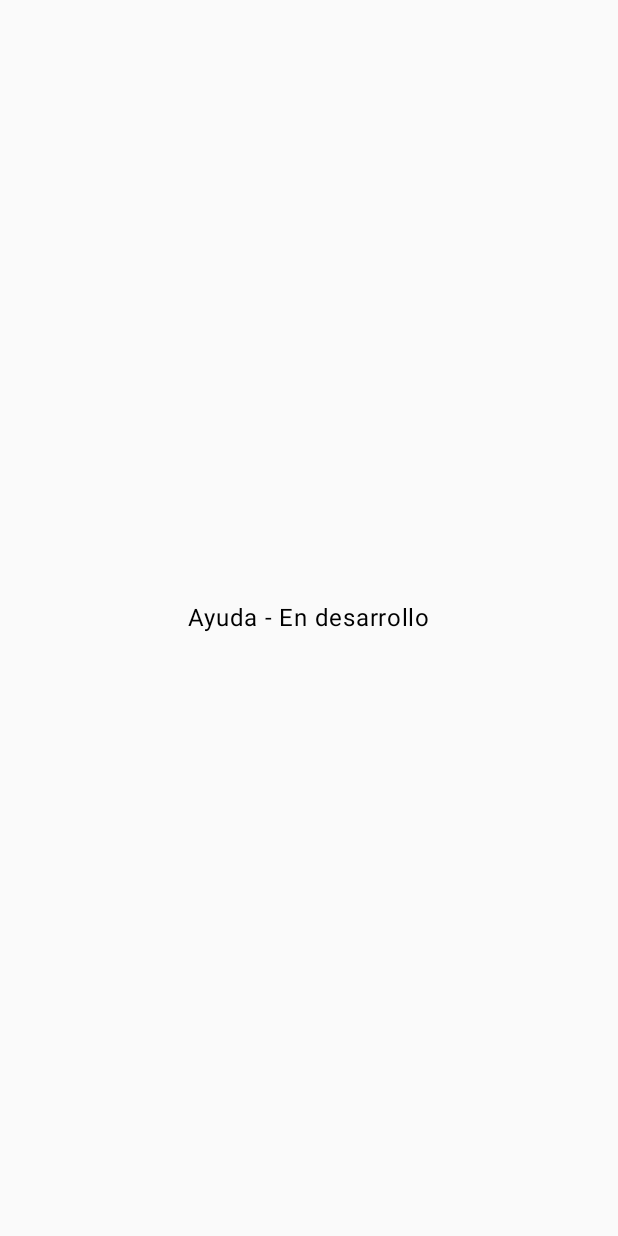
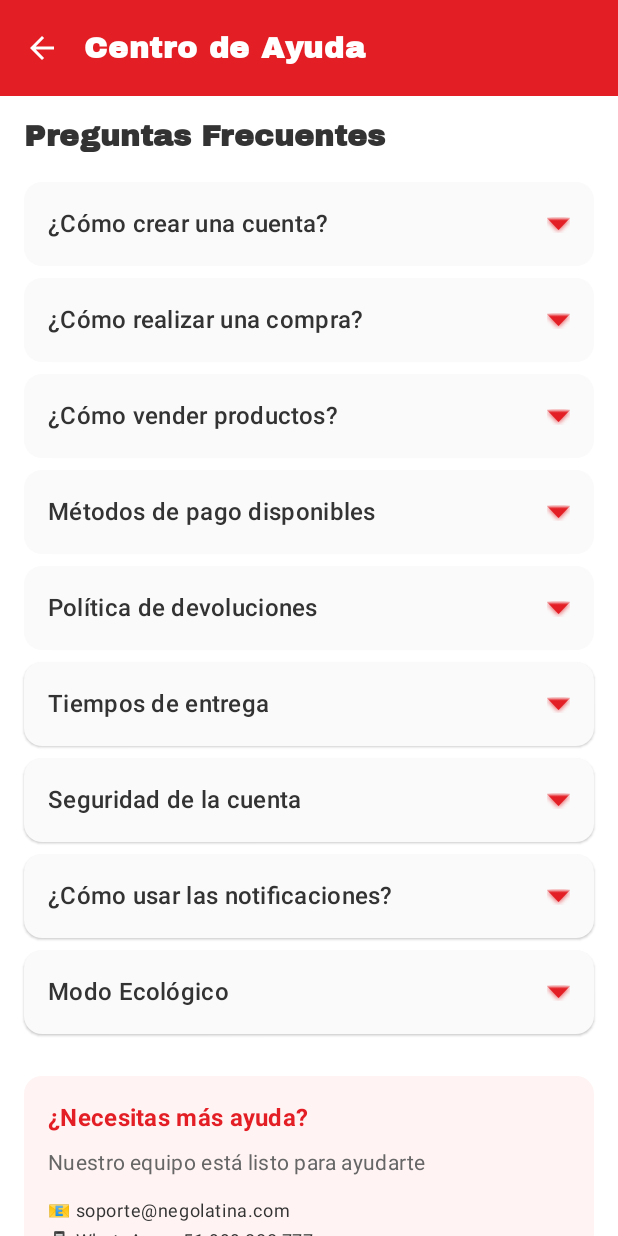
Before and after one commit to CoaquiraIdmeTaylorYampier/negolatina1, an Android app built with Jetpack Compose: the HelpScreen screen opened through its navigation route, on a phone screen of 412 x 824 dp. Before the commit the screen is almost empty. Run offline under Robolectric (Android 15) with nearby library versions, the phone set to English and light mode, and no system bars.

Commit message:
Creación de la pantalla Ayuda

```diff
--- /dev/null
+++ b/app/src/main/java/com/example/negolatina/Ayuda.kt
@@ -0,0 +1,323 @@
+package com.example.negolatina
+
+import androidx.compose.foundation.background
+import androidx.compose.foundation.clickable
+import androidx.compose.foundation.layout.*
+import androidx.compose.foundation.rememberScrollState
+import androidx.compose.foundation.shape.RoundedCornerShape
+import androidx.compose.foundation.verticalScroll
+import androidx.compose.material.icons.Icons
+import androidx.compose.material.icons.filled.ArrowBack
+import androidx.compose.material3.*
+import androidx.compose.runtime.*
+import androidx.compose.ui.Alignment
+import androidx.compose.ui.Modifier
+import androidx.compose.ui.graphics.Color
+import androidx.compose.ui.res.painterResource
+import androidx.compose.ui.text.font.FontWeight
+import androidx.compose.ui.tooling.preview.Preview
+import androidx.compose.ui.unit.dp
+import androidx.compose.ui.unit.sp
+import androidx.navigation.NavController
+import androidx.navigation.compose.rememberNavController
+import com.example.negolatina.ui.theme.NegolatinaTheme
+
+@Preview(showBackground = true, name = "Pantalla de Ayuda")
+@Composable
+fun HelpScreenPreview() {
+    NegolatinaTheme {
+        HelpScreen(navController = rememberNavController())
+    }
+}
+
+@OptIn(ExperimentalMaterial3Api::class)
+@Composable
+fun HelpScreen(navController: NavController) {
+    var expandedSection by remember { mutableStateOf<String?>(null) }
+
+    Column(
+        modifier = Modifier
+            .fillMaxSize()
+            .background(Color.White)
+    ) {
+        // TopAppBar consistente con el resto de la app
+        TopAppBar(
+            title = { Text("Centro de Ayuda", color = Color.White, fontWeight = FontWeight.Bold) },
+            navigationIcon = {
+                IconButton(onClick = { navController.popBackStack() }) {
+                    Icon(Icons.Default.ArrowBack, "Atrás", tint = Color.White)
+                }
+            },
+            colors = TopAppBarDefaults.topAppBarColors(containerColor = Color(0xFFE31E24))
+        )
+
+        // Contenido scrolleable
+        Column(
+            modifier = Modifier
+                .fillMaxSize()
+                .verticalScroll(rememberScrollState())
+                .padding(16.dp)
+        ) {
+            Text(
+                text = "Preguntas Frecuentes",
+                style = MaterialTheme.typography.titleLarge,
+                fontWeight = FontWeight.Bold,
+                color = Color(0xFF333333)
+            )
+
+            Spacer(Modifier.height(16.dp))
+
+            // Secciones de ayuda
+            HelpSection(
+                title = "¿Cómo crear una cuenta?",
+                expanded = expandedSection == "registro",
+                onClick = { expandedSection = if (expandedSection == "registro") null else "registro" }
+            ) {
+                Text(
+                    text = "1. Presiona 'Registrarse' en la pantalla de bienvenida\n" +
+                            "2. Completa tus datos personales (nombre, correo, teléfono)\n" +
+                            "3. Crea una contraseña segura\n" +
+                            "4. Acepta los términos y condiciones\n" +
+                            "5. Presiona 'Crear cuenta' para finalizar",
+                    style = MaterialTheme.typography.bodyMedium,
+                    color = Color(0xFF666666),
+                    modifier = Modifier.padding(horizontal = 16.dp, vertical = 12.dp)
+                )
+            }
+
+            HelpSection(
+                title = "¿Cómo realizar una compra?",
+                expanded = expandedSection == "compra",
+                onClick = { expandedSection = if (expandedSection == "compra") null else "compra" }
+            ) {
+                Text(
+                    text = "1. Navega por las categorías o busca productos\n" +
+                            "2. Selecciona el producto que deseas\n" +
+                            "3. Ajusta la cantidad y presiona 'Agregar al carrito'\n" +
+                            "4. Ve al carrito de compras usando el ícono en la parte superior\n" +
+                            "5. Revisa tu pedido y presiona 'Proceder al pago'\n" +
+                            "6. Completa los datos de envío y pago\n" +
+                            "7. Confirma tu orden",
+                    style = MaterialTheme.typography.bodyMedium,
+                    color = Color(0xFF666666),
+                    modifier = Modifier.padding(horizontal = 16.dp, vertical = 12.dp)
+                )
+            }
+
+            HelpSection(
+                title = "¿Cómo vender productos?",
+                expanded = expandedSection == "vender",
+                onClick = { expandedSection = if (expandedSection == "vender") null else "vender" }
+            ) {
+                Text(
+                    text = "1. Crea una cuenta de vendedor o administrador\n" +
+                            "2. Ve a la sección 'Vender' desde el menú\n" +
+                            "3. Completa la información del producto (nombre, descripción, precio)\n" +
+                            "4. Sube fotos de calidad del producto\n" +
+                            "5. Selecciona la categoría apropiada\n" +
+                            "6. Publica tu producto\n" +
+                            "7. Gestiona tus ventas desde 'Mi cuenta Admin'",
+                    style = MaterialTheme.typography.bodyMedium,
+                    color = Color(0xFF666666),
+                    modifier = Modifier.padding(horizontal = 16.dp, vertical = 12.dp)
+                )
+            }
+
+            HelpSection(
+                title = "Métodos de pago disponibles",
+                expanded = expandedSection == "pago",
+                onClick = { expandedSection = if (expandedSection == "pago") null else "pago" }
+            ) {
+                Text(
+                    text = "Aceptamos los siguientes métodos de pago:\n\n" +
+                            "• Tarjetas de crédito y débito (Visa, Mastercard)\n" +
+                            "• Transferencia bancaria\n" +
+                            "• Pago contra entrega\n" +
+                            "• Billeteras digitales (Yape, Plin)\n\n" +
+                            "Todos los pagos son procesados de forma segura y encriptada.",
+                    style = MaterialTheme.typography.bodyMedium,
+                    color = Color(0xFF666666),
+                    modifier = Modifier.padding(horizontal = 16.dp, vertical = 12.dp)
+                )
+            }
+
+            HelpSection(
+                title = "Política de devoluciones",
+                expanded = expandedSection == "devoluciones",
+                onClick = { expandedSection = if (expandedSection == "devoluciones") null else "devoluciones" }
+            ) {
+                Text(
+                    text = "Tienes 7 días para solicitar una devolución desde la fecha de entrega.\n\n" +
+                            "Requisitos:\n" +
+                            "• El producto debe estar en su empaque original\n" +
+                            "• No debe estar usado o dañado\n" +
+                            "• Conservar el comprobante de compra\n\n" +
+                            "Para iniciar una devolución, contacta con nuestro servicio al cliente desde la sección 'Mis compras'.",
+                    style = MaterialTheme.typography.bodyMedium,
+                    color = Color(0xFF666666),
+                    modifier = Modifier.padding(horizontal = 16.dp, vertical = 12.dp)
+                )
+            }
+
+            HelpSection(
+                title = "Tiempos de entrega",
+                expanded = expandedSection == "entrega",
+                onClick = { expandedSection = if (expandedSection == "entrega") null else "entrega" }
+            ) {
+                Text(
+                    text = "Los tiempos de entrega varían según tu ubicación:\n\n" +
+                            "• Zona urbana (Lima): 1-3 días hábiles\n" +
+                            "• Zona suburbana: 3-5 días hábiles\n" +
+                            "• Zona rural o provincias: 5-7 días hábiles\n\n" +
+                            "Recibirás notificaciones sobre el estado de tu pedido en la sección 'Notificaciones'.",
+                    style = MaterialTheme.typography.bodyMedium,
+                    color = Color(0xFF666666),
+                    modifier = Modifier.padding(horizontal = 16.dp, vertical = 12.dp)
+                )
+            }
+
+            HelpSection(
+                title = "Seguridad de la cuenta",
+                expanded = expandedSection == "seguridad",
+                onClick = { expandedSection = if (expandedSection == "seguridad") null else "seguridad" }
+            ) {
+                Text(
+                    text = "Recomendaciones de seguridad:\n\n" +
+                            "• Usa una contraseña única y segura\n" +
+                            "• No compartas tus credenciales con nadie\n" +
+                            "• Cierra sesión en dispositivos compartidos\n" +
+                            "• Revisa regularmente tu historial de compras\n" +
+                            "• Verifica que los correos sean oficiales de Negolatina\n\n" +
+                            "Si sospechas actividad no autorizada, cambia tu contraseña inmediatamente y contacta con soporte.",
+                    style = MaterialTheme.typography.bodyMedium,
+                    color = Color(0xFF666666),
+                    modifier = Modifier.padding(horizontal = 16.dp, vertical = 12.dp)
+                )
+            }
+
+            HelpSection(
+                title = "¿Cómo usar las notificaciones?",
+                expanded = expandedSection == "notificaciones",
+                onClick = { expandedSection = if (expandedSection == "notificaciones") null else "notificaciones" }
+            ) {
+                Text(
+                    text = "Las notificaciones te mantienen informado sobre:\n\n" +
+                            "• Estado de tus pedidos\n" +
+                            "• Ofertas y descuentos especiales\n" +
+                            "• Nuevos productos en tus categorías favoritas\n" +
+                            "• Mensajes de vendedores\n\n" +
+                            "Accede a tus notificaciones desde el menú principal o la campana en la parte superior.",
+                    style = MaterialTheme.typography.bodyMedium,
+                    color = Color(0xFF666666),
+                    modifier = Modifier.padding(horizontal = 16.dp, vertical = 12.dp)
+                )
+            }
+
+            HelpSection(
+                title = "Modo Ecológico",
+                expanded = expandedSection == "eco",
+                onClick = { expandedSection = if (expandedSection == "eco") null else "eco" }
+            ) {
+                Text(
+                    text = "El Modo Ecológico te ayuda a:\n\n" +
+                            "• Identificar productos con empaques sostenibles\n" +
+                            "• Encontrar opciones de bajo impacto ambiental\n" +
+                            "• Apoyar a vendedores con prácticas ecológicas\n" +
+                            "• Reducir la huella de carbono en tus compras\n\n" +
+                            "Activa el Modo Ecológico desde el menú principal para ver productos certificados.",
+                    style = MaterialTheme.typography.bodyMedium,
+                    color = Color(0xFF666666),
+                    modifier = Modifier.padding(horizontal = 16.dp, vertical = 12.dp)
+                )
+            }
+
+            Spacer(Modifier.height(24.dp))
+
+            // Card de contacto con el estilo de la app
+            Card(
+                modifier = Modifier.fillMaxWidth(),
+                shape = RoundedCornerShape(12.dp),
+                colors = CardDefaults.cardColors(containerColor = Color(0xFFFFF3F3))
+            ) {
+                Column(
+                    modifier = Modifier.padding(16.dp)
+                ) {
+                    Text(
+                        text = "¿Necesitas más ayuda?",
+                        style = MaterialTheme.typography.titleMedium,
+                        fontWeight = FontWeight.Bold,
+                        color = Color(0xFFE31E24)
+                    )
+                    Spacer(Modifier.height(8.dp))
+                    Text(
+                        text = "Nuestro equipo está listo para ayudarte",
+                        style = MaterialTheme.typography.bodyMedium,
+                        color = Color(0xFF666666)
+                    )
+                    Spacer(Modifier.height(12.dp))
+                    Text(
+                        text = "📧 soporte@negolatina.com\n" +
+                                "📱 WhatsApp: +51 999 888 777\n" +
+                                "⏰ Lun-Vie: 9:00 AM - 6:00 PM\n" +
+                                "⏰ Sáb: 9:00 AM - 1:00 PM",
+                        style = MaterialTheme.typography.bodySmall,
+                        color = Color(0xFF333333),
+                        lineHeight = 20.sp
+                    )
+                }
+            }
+
+            Spacer(Modifier.height(24.dp))
+        }
+    }
+}
+
+@Composable
+fun HelpSection(
+    title: String,
+    expanded: Boolean,
+    onClick: () -> Unit,
+    content: @Composable () -> Unit
+) {
+    Card(
+        modifier = Modifier
+            .fillMaxWidth()
+            .padding(vertical = 4.dp)
+            .clickable(onClick = onClick),
+        shape = RoundedCornerShape(12.dp),
+        colors = CardDefaults.cardColors(containerColor = Color(0xFFFAFAFA)),
+        elevation = CardDefaults.cardElevation(defaultElevation = 1.dp)
+    ) {
+        Column {
+            Row(
+                modifier = Modifier
+                    .fillMaxWidth()
+                    .padding(16.dp),
+                horizontalArrangement = Arrangement.SpaceBetween,
+                verticalAlignment = Alignment.CenterVertically
+            ) {
+                Text(
+                    text = title,
+                    style = MaterialTheme.typography.titleMedium,
+                    fontWeight = FontWeight.SemiBold,
+                    color = Color(0xFF333333),
+                    modifier = Modifier.weight(1f)
+                )
+                Icon(
+                    painter = painterResource(
+                        id = if (expanded) android.R.drawable.arrow_up_float
+                        else android.R.drawable.arrow_down_float
+                    ),
+                    contentDescription = if (expanded) "Contraer" else "Expandir",
+                    tint = Color(0xFFE31E24)
+                )
+            }
+
+            if (expanded) {
+                Divider(color = Color(0xFFEEEEEE), thickness = 1.dp)
+                content()
+                Spacer(Modifier.height(8.dp))
+            }
+        }
+    }
+}
--- a/app/src/main/java/com/example/negolatina/MainActivity.kt
+++ b/app/src/main/java/com/example/negolatina/MainActivity.kt
@@ -169,7 +169,6 @@ fun SplashScreen(navController: NavController) {
 @Composable fun OffersScreen(navController: NavController) { CenterText("Ofertas - En desarrollo") }
 @Composable fun SellScreen(navController: NavController) { CenterText("Vender Producto - En desarrollo") }
 @Composable fun EcoModeScreen(navController: NavController) { CenterText("Modo Ecológico - En desarrollo") }
-@Composable fun HelpScreen(navController: NavController) { CenterText("Ayuda - En desarrollo") }
 @Composable fun AboutUsScreen(navController: NavController) { CenterText("Acerca de Nosotros - En desarrollo") }
 
 @Composable
```
